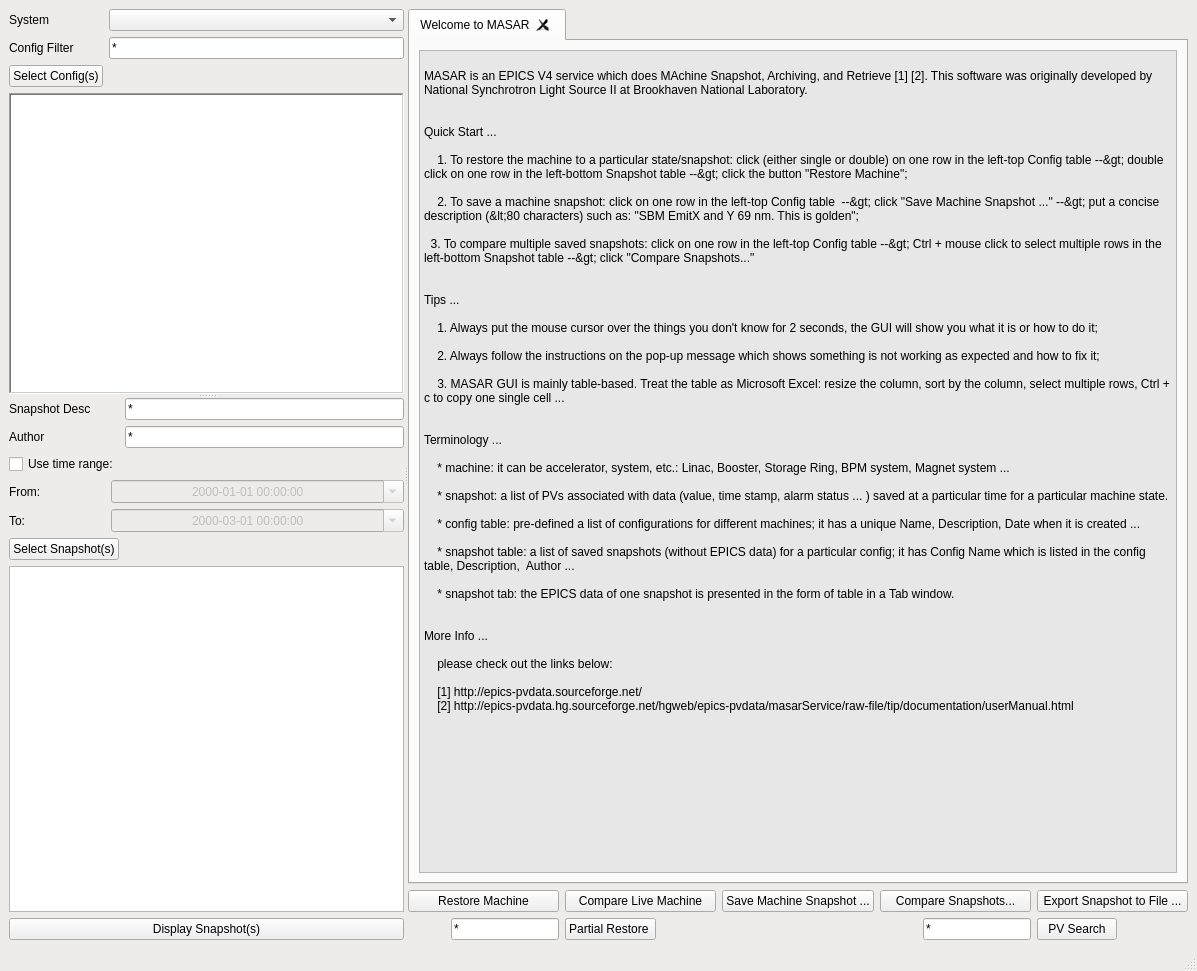
Qt form python/masarclient/ui/ui_masar.ui (NSLS-II/masarUI) before a commit.
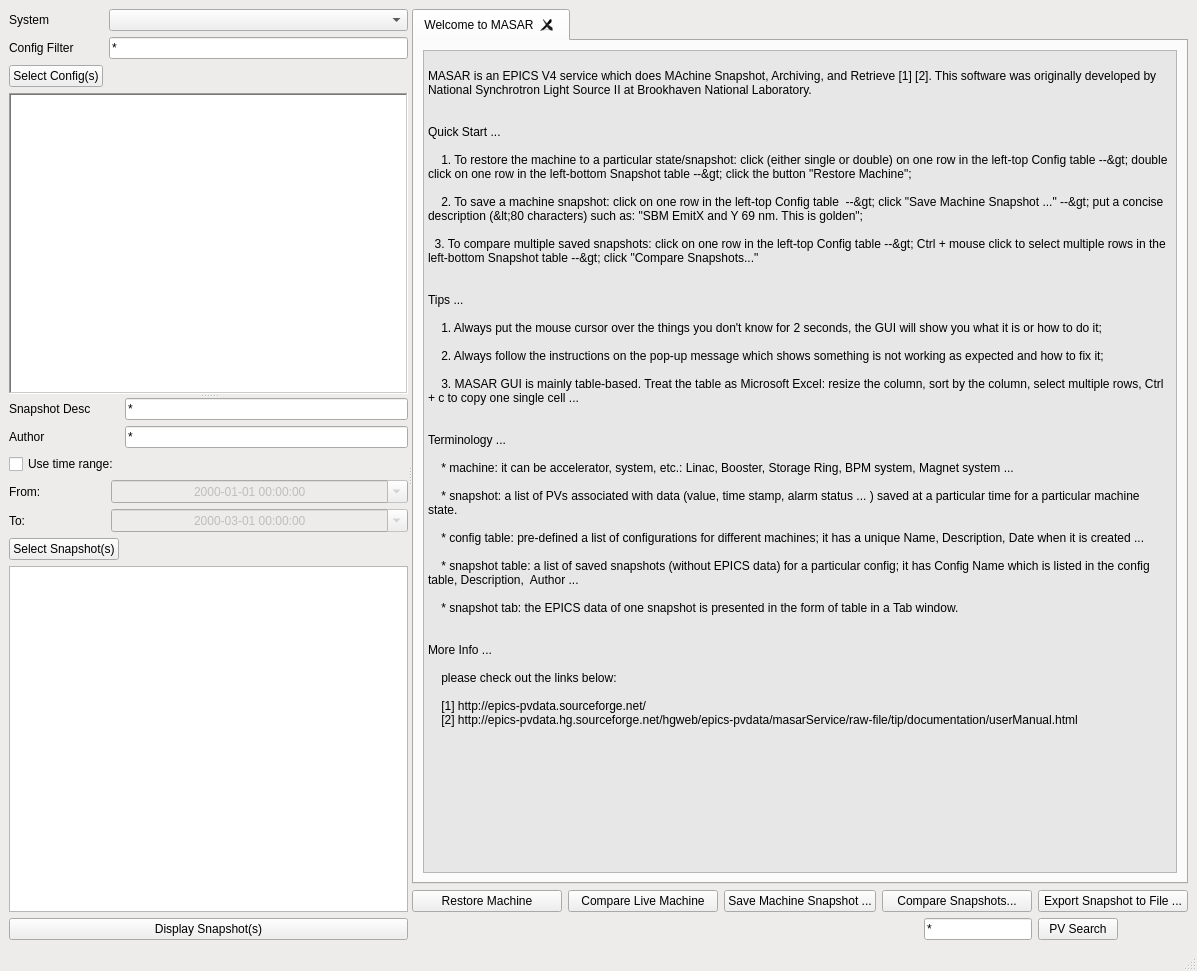
The same form after that commit. Icons and pictures are not drawn.

Commit message: pv search / filtering works: searching can be nested; the filtered pvs can be used to partially restore machine and can be compared with live machine

Patch:
```diff
--- a/python/masarclient/ui/ui_masar.ui
+++ b/python/masarclient/ui/ui_masar.ui
@@ -573,22 +573,6 @@
         </item>
         <item>
          <layout class="QGridLayout" name="gridLayout">
-          <item row="2" column="0" alignment="Qt::AlignLeft">
-           <widget class="QLineEdit" name="restoreFilterLineEdit">
-            <property name="sizePolicy">
-             <sizepolicy hsizetype="Preferred" vsizetype="Fixed">
-              <horstretch>0</horstretch>
-              <verstretch>0</verstretch>
-             </sizepolicy>
-            </property>
-            <property name="layoutDirection">
-             <enum>Qt::RightToLeft</enum>
-            </property>
-            <property name="text">
-             <string>*</string>
-            </property>
-           </widget>
-          </item>
           <item row="0" column="3" rowspan="2">
            <widget class="QPushButton" name="compareSnapshotsButton">
             <property name="text">
@@ -596,22 +580,6 @@
             </property>
            </widget>
           </item>
-          <item row="2" column="1" alignment="Qt::AlignLeft">
-           <widget class="QPushButton" name="partialRestoreButton">
-            <property name="sizePolicy">
-             <sizepolicy hsizetype="Fixed" vsizetype="Fixed">
-              <horstretch>0</horstretch>
-              <verstretch>0</verstretch>
-             </sizepolicy>
-            </property>
-            <property name="toolTip">
-             <string/>
-            </property>
-            <property name="text">
-             <string>Partial Restore </string>
-            </property>
-           </widget>
-          </item>
           <item row="2" column="3" alignment="Qt::AlignLeft">
            <widget class="QLineEdit" name="pvFilterLineEdit">
             <property name="sizePolicy">
```
Left out of the diff: 58 changed lines with no effect on the pictures. The commit also changes 2 other files.
